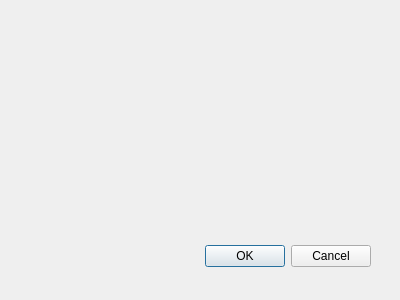
Qt form src/gui/ui/dlg_msg_search.ui (psakar/datovka) before a commit.
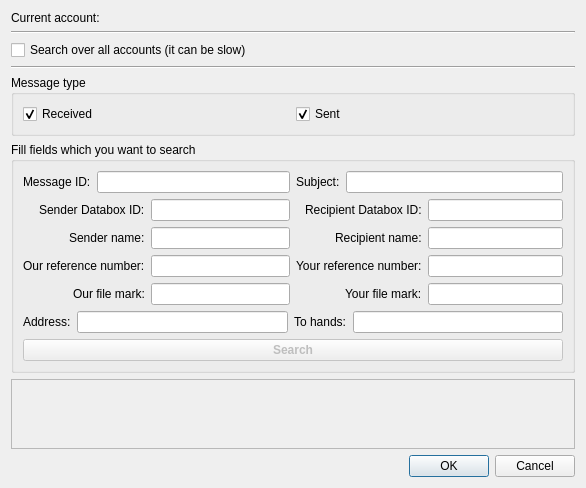
The same form after that commit. Icons and pictures are not drawn.

Commit message: Created gui of advance search dialogue

```diff
--- a/src/gui/ui/dlg_msg_search.ui
+++ b/src/gui/ui/dlg_msg_search.ui
@@ -6,29 +6,306 @@
    <rect>
     <x>0</x>
     <y>0</y>
-    <width>400</width>
-    <height>300</height>
+    <width>586</width>
+    <height>467</height>
    </rect>
   </property>
   <property name="windowTitle">
    <string>Dialog</string>
   </property>
-  <widget class="QDialogButtonBox" name="buttonBox">
-   <property name="geometry">
-    <rect>
-     <x>30</x>
-     <y>240</y>
-     <width>341</width>
-     <height>32</height>
-    </rect>
-   </property>
-   <property name="orientation">
-    <enum>Qt::Horizontal</enum>
-   </property>
-   <property name="standardButtons">
-    <set>QDialogButtonBox::Cancel|QDialogButtonBox::Ok</set>
-   </property>
-  </widget>
+  <layout class="QVBoxLayout" name="verticalLayout">
+   <item>
+    <layout class="QHBoxLayout" name="horizontalLayout">
+     <item>
+      <widget class="QLabel" name="crntAcntLabel">
+       <property name="text">
+        <string>Current account:</string>
+       </property>
+      </widget>
+     </item>
+     <item>
+      <widget class="QLabel" name="currentAccountName">
+       <property name="font">
+        <font>
+         <weight>75</weight>
+         <bold>true</bold>
+        </font>
+       </property>
+       <property name="text">
+        <string/>
+       </property>
+      </widget>
+     </item>
+    </layout>
+   </item>
+   <item>
+    <widget class="Line" name="line">
+     <property name="orientation">
+      <enum>Qt::Horizontal</enum>
+     </property>
+    </widget>
+   </item>
+   <item>
+    <widget class="QCheckBox" name="searchAllAcntCheckBox">
+     <property name="text">
+      <string>Search over all accounts (it can be slow)</string>
+     </property>
+    </widget>
+   </item>
+   <item>
+    <widget class="Line" name="line_2">
+     <property name="orientation">
+      <enum>Qt::Horizontal</enum>
+     </property>
+    </widget>
+   </item>
+   <item>
+    <widget class="QGroupBox" name="groupBox">
+     <property name="title">
+      <string>Message type</string>
+     </property>
+     <layout class="QHBoxLayout" name="horizontalLayout_3">
+      <item>
+       <widget class="QCheckBox" name="searchReceivedMsgCheckBox">
+        <property name="text">
+         <string>Received</string>
+        </property>
+        <property name="checked">
+         <bool>true</bool>
+        </property>
+       </widget>
+      </item>
+      <item>
+       <widget class="QCheckBox" name="searchSentMsgCheckBox">
+        <property name="text">
+         <string>Sent</string>
+        </property>
+        <property name="checked">
+         <bool>true</bool>
+        </property>
+       </widget>
+      </item>
+     </layout>
+    </widget>
+   </item>
+   <item>
+    <widget class="QGroupBox" name="groupBox_2">
+     <property name="title">
+      <string>Fill fields which you want to search</string>
+     </property>
+     <layout class="QVBoxLayout" name="verticalLayout_2">
+      <item>
+       <layout class="QHBoxLayout" name="horizontalLayout_4">
+        <item>
+         <layout class="QFormLayout" name="formLayout_5">
+          <item row="0" column="0">
+           <widget class="QLabel" name="label">
+            <property name="text">
+             <string>Message ID:</string>
+            </property>
+           </widget>
+          </item>
+          <item row="0" column="1">
+           <widget class="QLineEdit" name="messageIdLineEdit"/>
+          </item>
+         </layout>
+        </item>
+        <item>
+         <layout class="QFormLayout" name="formLayout_2">
+          <item row="0" column="0">
+           <widget class="QLabel" name="label_8">
+            <property name="text">
+             <string>Subject:</string>
+            </property>
+           </widget>
+          </item>
+          <item row="0" column="1">
+           <widget class="QLineEdit" name="subjectLineEdit"/>
+          </item>
+         </layout>
+        </item>
+       </layout>
+      </item>
+      <item>
+       <layout class="QHBoxLayout" name="horizontalLayout_2">
+        <item>
+         <layout class="QFormLayout" name="formLayout">
+          <property name="fieldGrowthPolicy">
+           <enum>QFormLayout::AllNonFixedFieldsGrow</enum>
+          </property>
+          <property name="labelAlignment">
+           <set>Qt::AlignRight|Qt::AlignTrailing|Qt::AlignVCenter</set>
+          </property>
+          <item row="0" column="0">
+           <widget class="QLabel" name="senderDbIdLabel">
+            <property name="text">
+             <string>Sender Databox ID:</string>
+            </property>
+           </widget>
+          </item>
+          <item row="0" column="1">
+           <widget class="QLineEdit" name="senderDbIdLineEdit">
+            <property name="text">
+             <string/>
+            </property>
+            <property name="maxLength">
+             <number>7</number>
+            </property>
+           </widget>
+          </item>
+          <item row="1" column="0">
+           <widget class="QLabel" name="senderNameLabel">
+            <property name="text">
+             <string>Sender name:</string>
+            </property>
+           </widget>
+          </item>
+          <item row="1" column="1">
+           <widget class="QLineEdit" name="senderNameLineEdit"/>
+          </item>
+          <item row="2" column="0">
+           <widget class="QLabel" name="label_6">
+            <property name="text">
+             <string>Our reference number:</string>
+            </property>
+           </widget>
+          </item>
+          <item row="2" column="1">
+           <widget class="QLineEdit" name="senderRefNumLineEdit"/>
+          </item>
+          <item row="3" column="0">
+           <widget class="QLabel" name="label_9">
+            <property name="text">
+             <string>Our file mark:</string>
+            </property>
+           </widget>
+          </item>
+          <item row="3" column="1">
+           <widget class="QLineEdit" name="senderFileMarkLineEdit"/>
+          </item>
+         </layout>
+        </item>
+        <item>
+         <layout class="QFormLayout" name="formLayout_3">
+          <property name="fieldGrowthPolicy">
+           <enum>QFormLayout::AllNonFixedFieldsGrow</enum>
+          </property>
+          <property name="labelAlignment">
+           <set>Qt::AlignRight|Qt::AlignTrailing|Qt::AlignVCenter</set>
+          </property>
+          <item row="1" column="0">
+           <widget class="QLabel" name="recipientNameLineLabel">
+            <property name="text">
+             <string>Recipient name:</string>
+            </property>
+           </widget>
+          </item>
+          <item row="0" column="1">
+           <widget class="QLineEdit" name="recipientDbIdLineEdit">
+            <property name="maxLength">
+             <number>7</number>
+            </property>
+           </widget>
+          </item>
+          <item row="0" column="0">
+           <widget class="QLabel" name="recipientDbIdLabel">
+            <property name="text">
+             <string>Recipient Databox ID:</string>
+            </property>
+           </widget>
+          </item>
+          <item row="1" column="1">
+           <widget class="QLineEdit" name="recipientNameLineEdit"/>
+          </item>
+          <item row="2" column="0">
+           <widget class="QLabel" name="label_7">
+            <property name="text">
+             <string>Your reference number:</string>
+            </property>
+           </widget>
+          </item>
+          <item row="2" column="1">
+           <widget class="QLineEdit" name="recipientRefNumLineEdit"/>
+          </item>
+          <item row="3" column="0">
+           <widget class="QLabel" name="label_10">
+            <property name="text">
+             <string>Your file mark:</string>
+            </property>
+           </widget>
+          </item>
+          <item row="3" column="1">
+           <widget class="QLineEdit" name="recipientFileMarkLineEdit"/>
+          </item>
+         </layout>
+        </item>
+       </layout>
+      </item>
+      <item>
+       <layout class="QHBoxLayout" name="horizontalLayout_5">
+        <item>
+         <widget class="QLabel" name="label_12">
+          <property name="text">
+           <string>Address:</string>
+          </property>
+         </widget>
+        </item>
+        <item>
+         <widget class="QLineEdit" name="toHandsLineEdit"/>
+        </item>
+        <item>
+         <widget class="QLabel" name="label_11">
+          <property name="text">
+           <string>To hands:</string>
+          </property>
+         </widget>
+        </item>
+        <item>
+         <widget class="QLineEdit" name="addressLineEdit"/>
+        </item>
+       </layout>
+      </item>
+      <item>
+       <widget class="QPushButton" name="searchPushButton">
+        <property name="enabled">
+         <bool>false</bool>
+        </property>
+        <property name="font">
+         <font>
+          <weight>75</weight>
+          <bold>true</bold>
+         </font>
+        </property>
+        <property name="text">
+         <string>Search</string>
+        </property>
+        <property name="icon">
+         <iconset resource="../../../res/resources.qrc">
+          <normaloff>:/icons/3party/search_16.png</normaloff>:/icons/3party/search_16.png</iconset>
+        </property>
+       </widget>
+      </item>
+     </layout>
+    </widget>
+   </item>
+   <item>
+    <widget class="QTableWidget" name="resultsTableWidget">
+     <property name="enabled">
+      <bool>false</bool>
+     </property>
+    </widget>
+   </item>
+   <item>
+    <widget class="QDialogButtonBox" name="buttonBox">
+     <property name="orientation">
+      <enum>Qt::Horizontal</enum>
+     </property>
+     <property name="standardButtons">
+      <set>QDialogButtonBox::Cancel|QDialogButtonBox::Ok</set>
+     </property>
+    </widget>
+   </item>
+  </layout>
  </widget>
  <resources/>
  <connections>
```
Left out of the diff: 6 changed lines with no effect on the pictures. The commit also changes 1 other file.
